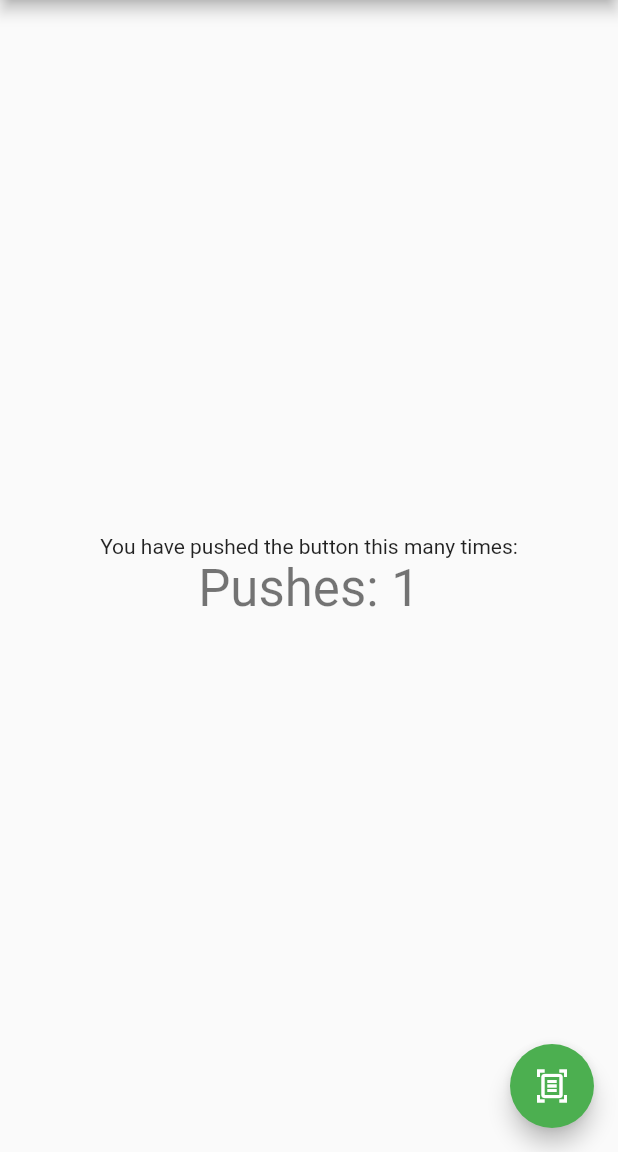
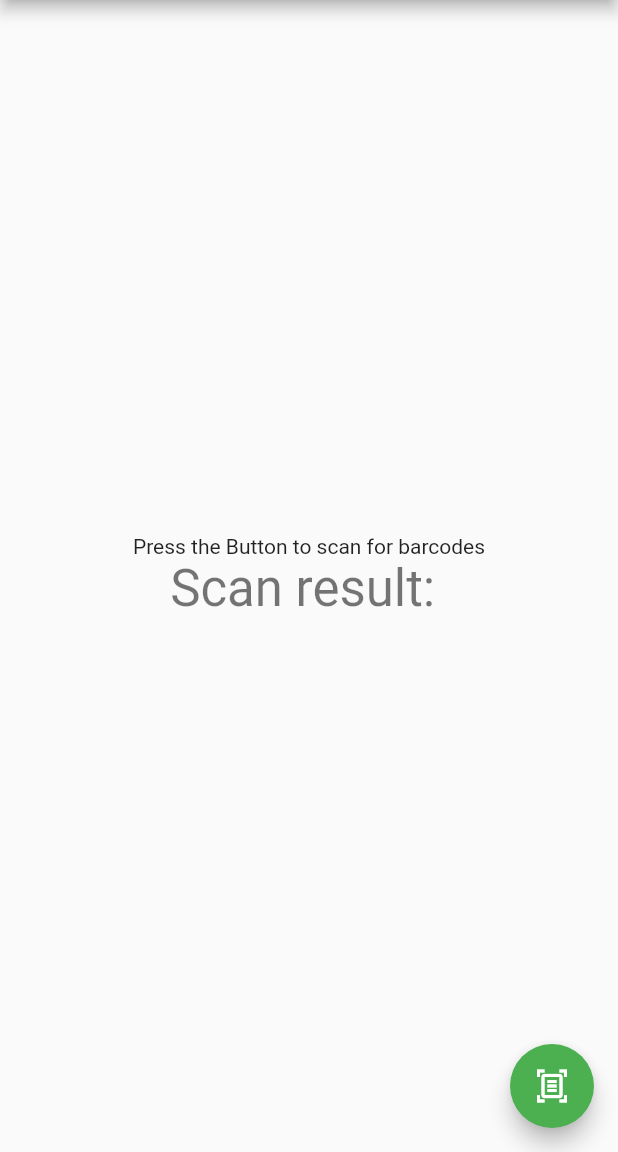
Before and after one commit to 2LuckyLuke/FlutterExample, a Flutter app: the screen it shows after launch, after a tap on the "document scanner" icon, on a phone screen of 412 x 824 dp, the part 84-1236 px from its top. Run offline on Flutter 3.47's test engine with Material 2 defaults, Android fonts, the phone set to English and light mode, and no system bars; missing offline and left inert: flutter_barcode_scanner.

Commit message:
Barcode working

```diff
--- a/lib/main.dart
+++ b/lib/main.dart
@@ -1,6 +1,7 @@
 import 'package:flutter/cupertino.dart';
 import 'package:flutter/material.dart';
 import 'package:flutter/painting.dart';
+import 'package:flutter/services.dart';
 import 'package:flutter_barcode_scanner/flutter_barcode_scanner.dart';
 
 void main() {
@@ -10,21 +11,11 @@ void main() {
 class MyApp extends StatelessWidget {
   const MyApp({Key? key}) : super(key: key);
 
-  // This widget is the root of your application.
   @override
   Widget build(BuildContext context) {
     return MaterialApp(
       title: 'Flutter Demo',
       theme: ThemeData(
-        // This is the theme of your application.
-        //
-        // Try running your application with "flutter run". You'll see the
-        // application has a blue toolbar. Then, without quitting the app, try
-        // changing the primarySwatch below to Colors.green and then invoke
-        // "hot reload" (press "r" in the console where you ran "flutter run",
-        // or simply save your changes to "hot reload" in a Flutter IDE).
-        // Notice that the counter didn't reset back to zero; the application
-        // is not restarted.
         primarySwatch: Colors.green,
       ),
       home: const MyHomePage(title: 'Flutter Demo Home Page'),
@@ -35,16 +26,6 @@ class MyApp extends StatelessWidget {
 
 class MyHomePage extends StatefulWidget {
   const MyHomePage({Key? key, required this.title}) : super(key: key);
-
-  // This widget is the home page of your application. It is stateful, meaning
-  // that it has a State object (defined below) that contains fields that affect
-  // how it looks.
-
-  // This class is the configuration for the state. It holds the values (in this
-  // case the title) provided by the parent (in this case the App widget) and
-  // used by the build method of the State. Fields in a Widget subclass are
-  // always marked "final".
-
   final String title;
 
   @override
@@ -53,67 +34,61 @@ class MyHomePage extends StatefulWidget {
 
 class _MyHomePageState extends State<MyHomePage> {
   int _counter = 0;
+  String _scanBarcode = "unknown";
 
   void _incrementCounter() {
     setState(() {
-      // This call to setState tells the Flutter framework that something has
-      // changed in this State, which causes it to rerun the build method below
-      // so that the display can reflect the updated values. If we changed
-      // _counter without calling setState(), then the build method would not be
-      // called again, and so nothing would appear to happen.
       _counter++;
     });
   }
 
+  // Platform messages are asynchronous, so we initialize in an async method.
+  Future<void> scanBarcodeNormal() async {
+    String barcodeScanRes;
+    // Platform messages may fail, so we use a try/catch PlatformException.
+    try {
+      barcodeScanRes = await FlutterBarcodeScanner.scanBarcode(
+          '#ff0004', 'Cancel', true, ScanMode.BARCODE);
+      print(barcodeScanRes);
+    } on PlatformException {
+      barcodeScanRes = 'Failed to get platform version.';
+    }
+
+    // If the widget was removed from the tree while the asynchronous platform
+    // message was in flight, we want to discard the reply rather than calling
+    // setState to update our non-existent appearance.
+    if (!mounted) return;
+    setState(() {
+      _scanBarcode = barcodeScanRes;
+    });
+  }
+
+
   @override
   Widget build(BuildContext context) {
-    // This method is rerun every time setState is called, for instance as done
-    // by the _incrementCounter method above.
-    //
-    // The Flutter framework has been optimized to make rerunning build methods
-    // fast, so that you can just rebuild anything that needs updating rather
-    // than having to individually change instances of widgets.
     return Scaffold(
       appBar: AppBar(
-        // Here we take the value from the MyHomePage object that was created by
-        // the App.build method, and use it to set our appbar title.
         title: Text(widget.title),
       ),
       body: Center(
-        // Center is a layout widget. It takes a single child and positions it
-        // in the middle of the parent.
         child: Column(
-          // Column is also a layout widget. It takes a list of children and
-          // arranges them vertically. By default, it sizes itself to fit its
-          // children horizontally, and tries to be as tall as its parent.
-          //
-          // Invoke "debug painting" (press "p" in the console, choose the
-          // "Toggle Debug Paint" action from the Flutter Inspector in Android
-          // Studio, or the "Toggle Debug Paint" command in Visual Studio Code)
-          // to see the wireframe for each widget.
-          //
-          // Column has various properties to control how it sizes itself and
-          // how it positions its children. Here we use mainAxisAlignment to
-          // center the children vertically; the main axis here is the vertical
-          // axis because Columns are vertical (the cross axis would be
-          // horizontal).
           mainAxisAlignment: MainAxisAlignment.center,
           children: <Widget>[
             const Text(
-              "You have pushed the button this many times:",
+              "Press the Button to scan for barcodes",
             ),
             Text(
-              'Pushes: $_counter',
+              'Scan result: $_scanBarcode',
               style: Theme.of(context).textTheme.headline4,
             ),
           ],
         ),
       ),
       floatingActionButton: FloatingActionButton(
-        onPressed: _incrementCounter,
-        tooltip: 'Increment',
+        onPressed: scanBarcodeNormal,
+        tooltip: 'Start Barcode Scan',
         child: const Icon(Icons.document_scanner_outlined),
-      ), // This trailing comma makes auto-formatting nicer for build methods.
+      ),
       floatingActionButtonLocation: FloatingActionButtonLocation.endFloat,
     );
   }
```
